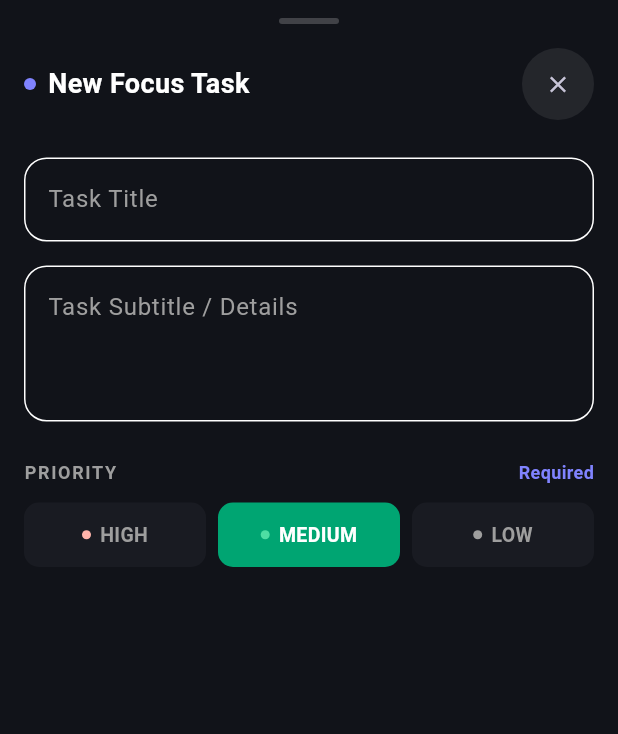
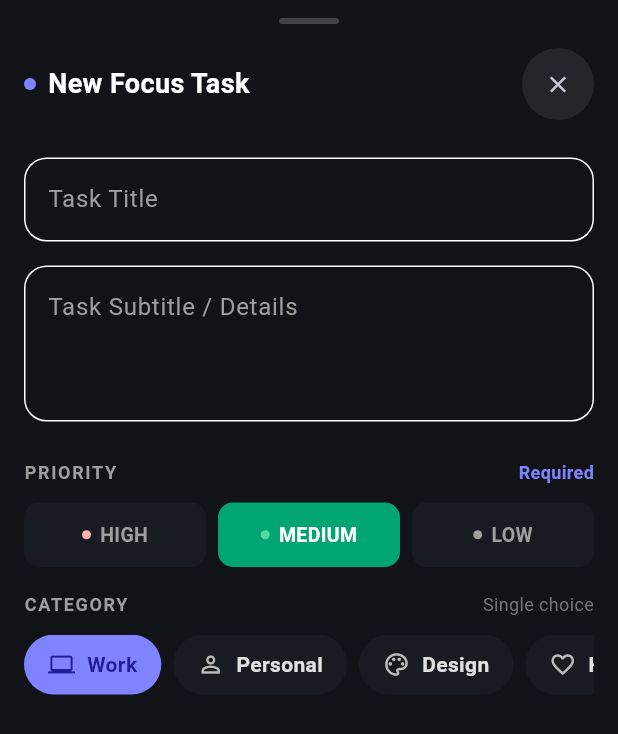
Before and after one commit to saadsaifdev/daily_focus_app, a Flutter app: the AddTaskBottomSheet widget shown alone on an empty page, opened directly, on a phone screen of 412 x 824 dp. Shown: the top 734 px of the screen. Run offline on Flutter 3.47's test engine with Material 3 defaults, Android fonts, the phone set to English and light mode, and no system bars.

Commit message:
feat: implement horizontal category scroll list with CategoryCard

```diff
--- a/lib/widgets/add_task_bottom_sheet.dart
+++ b/lib/widgets/add_task_bottom_sheet.dart
@@ -1,4 +1,5 @@
 import 'package:daily_focus_app/constants.dart';
+import 'package:daily_focus_app/widgets/category_cards.dart';
 import 'package:daily_focus_app/widgets/custom_text_field.dart';
 import 'package:daily_focus_app/widgets/priority_card.dart';
 import 'package:flutter/material.dart';
@@ -15,6 +16,7 @@ class _AddTaskBottomSheetState extends State<AddTaskBottomSheet> {
   final TextEditingController subtitleController = TextEditingController();
 
   String selectedPriority = 'MEDIUM';
+  String selectedCategory = 'WORK';
 
   @override
   void dispose() {
@@ -159,6 +161,89 @@ class _AddTaskBottomSheetState extends State<AddTaskBottomSheet> {
                 ),
               ],
             ),
+            const SizedBox(height: 16),
+            Row(
+              children: [
+                Text(
+                  "CATEGORY",
+                  style: TextStyle(
+                    color: Colors.grey,
+                    fontSize: 12,
+                    fontWeight: FontWeight.bold,
+                    letterSpacing: 1.1,
+                  ),
+                ),
+                const Spacer(),
+                Text(
+                  "Single choice",
+                  style: TextStyle(color: Colors.grey.shade600, fontSize: 12),
+                ),
+              ],
+            ),
+            const SizedBox(height: 12),
+            SingleChildScrollView(
+              scrollDirection: Axis.horizontal,
+              child: Row(
+                children: [
+                  CategoryCard(
+                    onTap: () {
+                      setState(() {
+                        selectedCategory = 'WORK';
+                      });
+                    },
+                    label: "Work",
+                    icon: Icons.computer,
+                    isSelected: selectedCategory == 'WORK',
+                  ),
+                  const SizedBox(width: 8),
+                  CategoryCard(
+                    onTap: () {
+
+                      setState(() {
+                        selectedCategory = 'PERSONAL';
+                      });
+                    },
+                    label: "Personal",
+                    icon: Icons.person_outline,
+                    isSelected:
+                        selectedCategory == 'PERSONAL',
+                  ),
+                  const SizedBox(width: 8),
+                  CategoryCard(
+                    onTap: () {
+                      setState(() {
+                        selectedCategory = 'DESIGN';
+                      });
+                    },
+                    label: "Design",
+                    icon: Icons.palette_outlined,
+                    isSelected: selectedCategory == 'DESIGN',
+                  ),
+                  const SizedBox(width: 8),
+                  CategoryCard(
+                    onTap: () {
+                      setState(() {
+                        selectedCategory = 'HEALTH';
+                      });
+                    },
+                    label: "Health",
+                    icon: Icons.favorite_border,
+                    isSelected: selectedCategory == 'HEALTH',
+                  ),
+                  const SizedBox(width: 8),
+                  CategoryCard(
+                    onTap: () {
+                      setState(() {
+                        selectedCategory = 'READING';
+                      });
+                    },
+                    label: "Reading",
+                    icon: Icons.menu_book_outlined,
+                    isSelected: selectedCategory == 'READING',
+                  ),
+                ],
+              ),
+            ),
           ],
         ),
       ),
--- /dev/null
+++ b/lib/widgets/category_cards.dart
@@ -0,0 +1,50 @@
+import 'package:daily_focus_app/constants.dart';
+import 'package:flutter/material.dart';
+
+class CategoryCard extends StatelessWidget {
+  const CategoryCard({
+    super.key,
+    required this.onTap,
+    required this.label,
+    required this.icon,
+    required this.isSelected,
+  });
+
+  final VoidCallback onTap;
+  final String label;
+  final IconData icon;
+  final bool isSelected;
+
+  @override
+  Widget build(BuildContext context) {
+    return GestureDetector(
+      onTap: onTap,
+      child: Container(
+        padding: const EdgeInsets.symmetric(vertical: 10, horizontal: 16),
+        decoration: BoxDecoration(
+          color: isSelected ? kPrimaryContainer : kCardBackgroundColor,
+          borderRadius: BorderRadius.circular(20),
+        ),
+        child: Row(
+          mainAxisSize: MainAxisSize.min,
+          children: [
+            Icon(
+              icon,
+              size: 18,
+              color: isSelected ? const Color(0xFF1E1E96) : Colors.grey.shade400,
+            ),
+            const SizedBox(width: 8),
+            Text(
+              label,
+              style: TextStyle(
+                color: isSelected ? const Color(0xFF1E1E96) : Colors.grey.shade300,
+                fontWeight: FontWeight.w600,
+                fontSize: 14,
+              ),
+            ),
+          ],
+        ),
+      ),
+    );
+  }
+}
```
